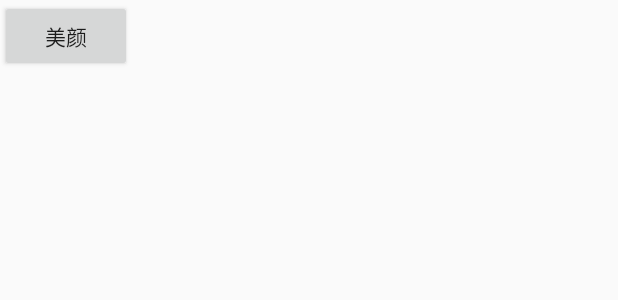
After one commit to liudao01/XYShortVideo, an Android app: the layout activity_beauify.xml on its own in the app's theme, with its tools: preview values and no code run, on a phone screen of 412 x 824 dp. The commit adds this screen. Shown: the top 300 px of the screen. Run offline under Robolectric (Android 15) with nearby library versions, the light colour scheme and no system bars.

```diff
--- a/app/src/main/AndroidManifest.xml
+++ b/app/src/main/AndroidManifest.xml
@@ -41,7 +41,8 @@
         <activity
             android:name=".activity.Picture2VideoActivity"
             android:screenOrientation="portrait" />
-        <activity android:name=".activity.CameraFilterActivity"></activity>
+        <activity android:name=".activity.CameraFilterActivity" />
+        <activity android:name=".activity.BeautifyActivity"></activity>
     </application>
 
 </manifest>
--- a/app/src/main/java/com/xy/www/xyvideo/activity/CameraFilterActivity.java
+++ b/app/src/main/java/com/xy/www/xyvideo/activity/CameraFilterActivity.java
@@ -14,6 +14,7 @@ import com.xy.www.xyvideo.R;
 
 import jp.co.cyberagent.android.gpuimage.GPUImageView;
 import jp.co.cyberagent.android.gpuimage.filter.GPUImageColorBlendFilter;
+import jp.co.cyberagent.android.gpuimage.filter.GPUImageFilter;
 
 /**
  * 相机滤镜
@@ -24,7 +25,7 @@ public class CameraFilterActivity extends AppCompatActivity implements View.OnCl
     private Button btSelectFilter;
     private Button btRecord;
     private GPUImageView gpuImageView;
-    GPUImageColorBlendFilter gpuImageColorBlendFilter = null;
+    GPUImageFilter gpuImageColorBlendFilter = null;
     //摄像头
     private int cameraId = Camera.CameraInfo.CAMERA_FACING_BACK;
 
--- /dev/null
+++ b/app/src/main/res/layout/activity_beauify.xml
@@ -0,0 +1,15 @@
+<?xml version="1.0" encoding="utf-8"?>
+<RelativeLayout xmlns:android="http://schemas.android.com/apk/res/android"
+    xmlns:app="http://schemas.android.com/apk/res-auto"
+    xmlns:tools="http://schemas.android.com/tools"
+    android:layout_width="match_parent"
+    android:layout_height="match_parent"
+    tools:context=".activity.BeautifyActivity">
+
+
+    <Button
+        android:id="@+id/bt_beautify"
+        android:text="美颜"
+        android:layout_width="wrap_content"
+        android:layout_height="wrap_content" />
+</RelativeLayout>
--- a/app/src/main/res/layout/activity_main.xml
+++ b/app/src/main/res/layout/activity_main.xml
@@ -47,7 +47,7 @@
         android:layout_width="match_parent"
         android:layout_height="wrap_content"
         android:layout_gravity="center_horizontal"
-        android:text="视频剪辑(抽帧 分割)" />
+        android:text="视频剪辑(抽帧 分割 旋转)" />
 
     <Button
         android:id="@+id/bt_picture2video"
--- a/app/src/main/res/layout/activity_video_clip.xml
+++ b/app/src/main/res/layout/activity_video_clip.xml
@@ -29,6 +29,11 @@
             android:layout_width="wrap_content"
             android:layout_height="wrap_content"
             android:text="裁剪文件" />
+        <Button
+            android:id="@+id/bt_rotate_video"
+            android:layout_width="wrap_content"
+            android:layout_height="wrap_content"
+            android:text="旋转文件" />
 
         <TextView
             android:id="@+id/tv_file_dir"
--- a/xylib/src/main/java/com/xy/www/xylib/camera/XYCameraFboRender.java
+++ b/xylib/src/main/java/com/xy/www/xylib/camera/XYCameraFboRender.java
@@ -130,7 +130,7 @@ public class XYCameraFboRender {
 
     public void onCreate() {
 
-        //用于透明
+        //用于透明   使用OpenGL的混合功能
         GLES20.glEnable(GLES20.GL_BLEND);
         GLES20.glBlendFunc(GLES20.GL_SRC_ALPHA, GLES20.GL_ONE_MINUS_SRC_ALPHA);
         //===结束
--- a/xylib/src/main/java/com/xy/www/xylib/util/Constants.java
+++ b/xylib/src/main/java/com/xy/www/xylib/util/Constants.java
@@ -13,6 +13,7 @@ public class Constants {
 
     public static final String rootDir = Environment.getExternalStorageDirectory().getAbsolutePath();
     public static final String fileDir = rootDir + "/test_live_recoder.mp4";
+    public static final String rotateFile = rootDir + "/rotate_test_live_recoder.mp4";
     public static final String breakPointfile1 = rootDir + "/test_live_recoder1.mp4";
     public static final String breakPointfile2 = rootDir + "/test_live_recoder2.mp4";
     public static final String shortVideo = rootDir + "/MyshortVideo"+File.separator;
```
Also changed, not shown: app/src/main/java/com/xy/www/xyvideo/activity/BeautifyActivity.java (added, +15 -0 lines), app/src/main/java/com/xy/www/xyvideo/activity/VideoClipActivity.java (+37 -1 lines), xylib/src/main/java/com/xy/www/xylib/XYUtil.java (+15 -0 lines), xylib/src/main/java/com/xy/www/xylib/beautify/BeauifyView.java (added, +22 -0 lines), xylib/src/main/java/com/xy/www/xylib/beautify/BeautifyRenderer.java (added, +29 -0 lines), xylib/src/main/java/com/xy/www/xylib/util/FFmpegUtil.java (+13 -4 lines).
